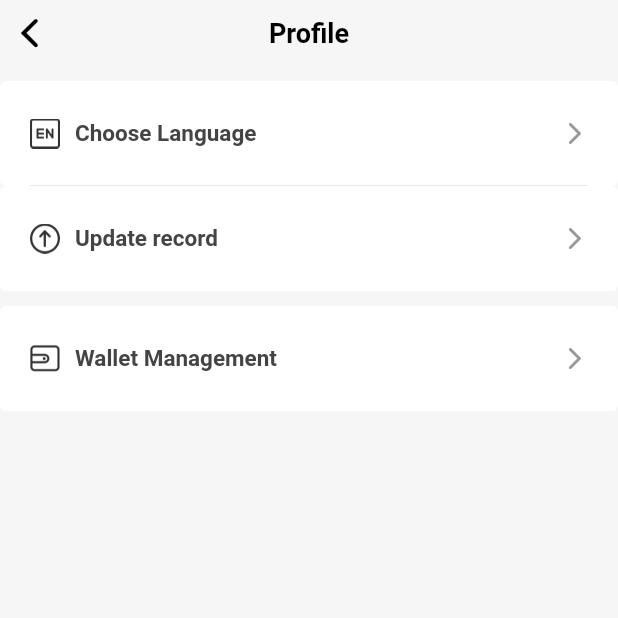
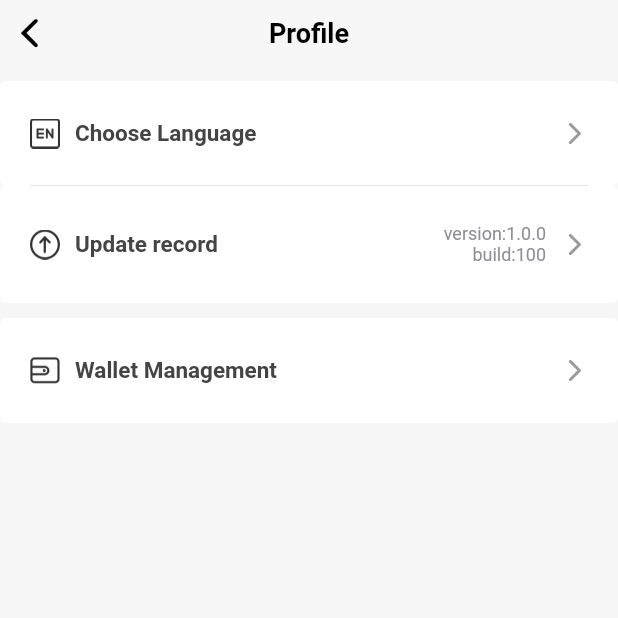
Before and after one commit to 20156284/aa_wallet, a Flutter app: the ProfilePage screen opened directly, on a phone screen of 412 x 824 dp, the top half of it. Run offline on Flutter 3.47's test engine with Material 2 defaults, Android fonts, the phone set to English and light mode, and no system bars; our stand-ins replace bot_toast, convert, copy_with_extension, dio, extended_image, flutter_slidable and 15 more; missing offline and left inert: aes_ecb_pkcs5_flutter, app_upgrade, bip32, bip39, camera_web, dart:html and 7 more; accounts and stored records are empty; generated files the repository leaves out were written again; network calls fail.

Commit message:
update about update plugin

```diff
--- a/lib/const/env_config.dart
+++ b/lib/const/env_config.dart
@@ -73,9 +73,9 @@ class Env {
   // 上线抓包
   static final EnvConfig _charlesReleaseConfig = EnvConfig(
     appTitle: 'releaseTitle',
-    baseUrl: 'http://test2-api.aapay.io',
-    aaaRpcUrl: 'http://119.8.104.104:8000',
-    ethRpcUrl: 'https://mainnet.infura.io/v3/4129fe30d0a340388d20e1fbd19d8039',
+    baseUrl: 'https://aatoken.aachain.org',
+    aaaRpcUrl: 'http://rpc.aachain.org',
+    ethRpcUrl: 'http://eth.aachain.org',
     aaaWss: '',
     ethWss: 'wss://mainnet.infura.io/ws/v3/4129fe30d0a340388d20e1fbd19d8039',
   );
--- a/lib/l10n/intl_en.arb
+++ b/lib/l10n/intl_en.arb
@@ -22,7 +22,8 @@
   "app_no_date":"no date",
   "app_img_upload": "uploading {num}...",
   "app_tips": "Tips",
-  "app_version": "AAToken {version}",
+  "app_version": "version:{version}",
+  "app_build": "build:{build}",
   "app_del": "Delete",
 
 
@@ -158,6 +159,7 @@
   "token_transfer_quick_info": "0/{money}AAA<1minute",
   "token_transfer_customize": "Customize",
   "token_transfer_fee_err": "Insufficient expenses",
+  "token_transfer_no_more": "Insufficient balance",
   "token_transfer_success": "Has been packaged to be on the chain",
 
   "collections_addr_tips": "This address only supports AACOIN assets, please do not transfer to other public chain assets",
--- a/lib/l10n/intl_zh_Hans.arb
+++ b/lib/l10n/intl_zh_Hans.arb
@@ -22,7 +22,8 @@
   "app_no_date":"暂无记录",
   "app_img_upload": "正在上传第{num}张...",
   "app_tips": " 温馨提示 ",
-  "app_version": "AAToken {version}新版本",
+  "app_version": "version:{version}",
+  "app_build": "build:{build}",
   "app_del": "删除",
 
 
@@ -158,6 +159,7 @@
   "token_transfer_quick_info": "0/{money}AAA<1分钟",
   "token_transfer_customize": "自定义",
   "token_transfer_fee_err": "手续费不足",
+  "token_transfer_no_more": "余额不足",
   "token_transfer_success": "已打包待上链",
 
   "collections_addr_tips": "该地址仅支持AACOIN资产,请勿转入其他公链资产",
--- a/lib/l10n/intl_zh_Hant.arb
+++ b/lib/l10n/intl_zh_Hant.arb
@@ -22,7 +22,8 @@
   "app_no_date":"暫無記錄",
   "app_img_upload": "正在上傳第{num}張...",
   "app_tips": " 溫馨提示 ",
-  "app_version": "AAToken {version}新版本",
+  "app_version": "version:{version}",
+  "app_build": "build:{build}",
   "app_del": "刪除",
 
 
@@ -158,6 +159,7 @@
   "token_transfer_quick_info": "0/{money}AAA<1分鐘",
   "token_transfer_customize": "自定義",
   "token_transfer_fee_err": "手續費不足",
+  "token_transfer_no_more": "餘額不足",
   "token_transfer_success": "已打包待上鏈",
 
   "collections_addr_tips": "該地址僅支持AACOIN資產,請勿轉入其他公鏈資產",
--- a/lib/page/profile/profile_page/profile_page_logic.dart
+++ b/lib/page/profile/profile_page/profile_page_logic.dart
@@ -1,6 +1,16 @@
 import 'package:get/get.dart';
-
+import 'package:package_info_plus/package_info_plus.dart';
 
 class ProfilePageLogic extends GetxController {
+  final buildNumber = ''.obs;
+  final version = ''.obs;
 
+  @override
+  void onInit() async {
+    super.onInit();
+    final packageInfo = await PackageInfo.fromPlatform();
+
+    buildNumber.value = packageInfo.buildNumber;
+    version.value = packageInfo.version;
+  }
 }
--- a/lib/page/profile/profile_page/profile_page_view.dart
+++ b/lib/page/profile/profile_page/profile_page_view.dart
@@ -35,6 +35,7 @@ class ProfilePage extends GetView<ProfilePageLogic> {
           _buildCell(
             title: AppS().profile_update_record,
             icon: Res.ic_update_record,
+            subTitle: _buildVersion(),
             onTap: () => Get.toNamed(AppRoutes.updateRecord),
           ),
           const SizedBox(
@@ -50,8 +51,43 @@ class ProfilePage extends GetView<ProfilePageLogic> {
     );
   }
 
-  Widget _buildCell(
-      {required String? title, String? icon, GestureTapCallback? onTap}) {
+  Widget _buildVersion() {
+    return Row(
+      mainAxisSize: MainAxisSize.min,
+      children: [
+        Column(
+          mainAxisSize: MainAxisSize.min,
+          crossAxisAlignment: CrossAxisAlignment.end,
+          children: [
+            Obx(
+              () => Text(
+                AppS().app_version(controller.version.value),
+                style: const TextStyle(
+                    fontSize: 12, color: CupertinoColors.systemGrey),
+              ),
+            ),
+            Obx(
+              () => Text(
+                AppS().app_build(controller.buildNumber.value),
+                style: const TextStyle(
+                    fontSize: 12, color: CupertinoColors.systemGrey),
+              ),
+            ),
+          ],
+        ),
+        const SizedBox(
+          width: 10,
+        ),
+      ],
+    );
+  }
+
+  Widget _buildCell({
+    required String? title,
+    Widget? subTitle,
+    String? icon,
+    GestureTapCallback? onTap,
+  }) {
     return InkWell(
       onTap: () {
         if (onTap != null) onTap();
@@ -80,6 +116,7 @@ class ProfilePage extends GetView<ProfilePageLogic> {
                     const TextStyle(fontSize: 15, fontWeight: FontWeight.bold),
               ),
             ),
+            if (subTitle != null) subTitle,
             const Icon(
               Icons.arrow_forward_ios_rounded,
               size: 18,
--- a/lib/page/wallet/add_token/add_token_view.dart
+++ b/lib/page/wallet/add_token/add_token_view.dart
@@ -1,5 +1,4 @@
 import 'package:aa_wallet/const/app_theme.dart';
-import 'package:aa_wallet/core/toast.dart';
 import 'package:aa_wallet/generated/l10n.dart';
 import 'package:aa_wallet/route/app_pages.dart';
 import 'package:flutter/cupertino.dart';
--- a/lib/page/wallet/token_transfer/token_transfer_logic.dart
+++ b/lib/page/wallet/token_transfer/token_transfer_logic.dart
@@ -221,6 +221,12 @@ class TokenTransferLogic extends GetxController {
       return;
     }
 
+    if (double.parse(moneyEdit.text.trim()) >
+        double.parse(tokenEntry.value.balance ?? '0')) {
+      CoreKitToast.showError(AppS().token_transfer_no_more);
+      return;
+    }
+
     if (aaaAmount.value < fee.value) {
       CoreKitToast.showError(AppS().token_transfer_fee_err);
       return;
--- a/lib/service/app_service.dart
+++ b/lib/service/app_service.dart
@@ -53,8 +53,6 @@ class AppService extends GetxService {
 
     //监听 app 设置的 的变化
     ever(app, handleAppChanged);
-
-    checkAppUpdate();
   }
 
   /**
@@ -490,8 +488,9 @@ class AppService extends GetxService {
         .then((value) {
       if (value != null) {
         final bool isUpdate = CoreUtil.versionCheck(
-            localVersion: packageInfo.buildNumber,
-            serverVersion: value.versionNo);
+          localVersion: packageInfo.version,
+          serverVersion: value.versionNo,
+        );
         if (isUpdate) {
           List<String> contents = <String>[];
           try {
--- a/lib/service/auth_service.dart
+++ b/lib/service/auth_service.dart
@@ -11,6 +11,7 @@ import 'package:aa_wallet/const/env_config.dart';
 import 'package:aa_wallet/core/core_kit.dart';
 import 'package:aa_wallet/data_base/moor_database.dart';
 import 'package:aa_wallet/route/app_pages.dart';
+import 'package:aa_wallet/service/app_service.dart';
 import 'package:aa_wallet/service/wallet_service.dart';
 import 'package:get/get.dart';
 import 'package:package_info_plus/package_info_plus.dart';
@@ -47,6 +48,8 @@ class AuthService extends GetxService {
       //没用户数据 跳转 引导页面
       Get.offAllNamed(AppRoutes.lead);
     }
+    //檢測更新
+    AppService.to.checkAppUpdate();
     // Get.offAllNamed(AppRoutes.coinType);
   }
 
--- a/pubspec.yaml
+++ b/pubspec.yaml
@@ -15,7 +15,7 @@ publish_to: 'none' # Remove this line if you wish to publish to pub.dev
 # In iOS, build-name is used as CFBundleShortVersionString while build-number used as CFBundleVersion.
 # Read more about iOS versioning at
 # https://developer.apple.com/library/archive/documentation/General/Reference/InfoPlistKeyReference/Articles/CoreFoundationKeys.html
-version: 1.0.3+103
+version: 1.0.0+100
 
 
 environment:
```
Also changed, not shown: lib/page/lead/recover_by_mnemonic/recover_by_mnemonic_logic.dart (+10 -11 lines), lib/page/lead/recover_by_private_key/recover_by_private_key_logic.dart (+13 -13 lines), lib/page/wallet/add_wallet/add_wallet_view.dart (+9 -9 lines), lib/page/wallet/wallet_management_widget/wallet_management_widget_view.dart (+5 -5 lines), lib/generated/intl/messages_en.dart, lib/generated/intl/messages_zh_Hans.dart, lib/generated/intl/messages_zh_Hant.dart, lib/generated/l10n.dart, 4 other files.
